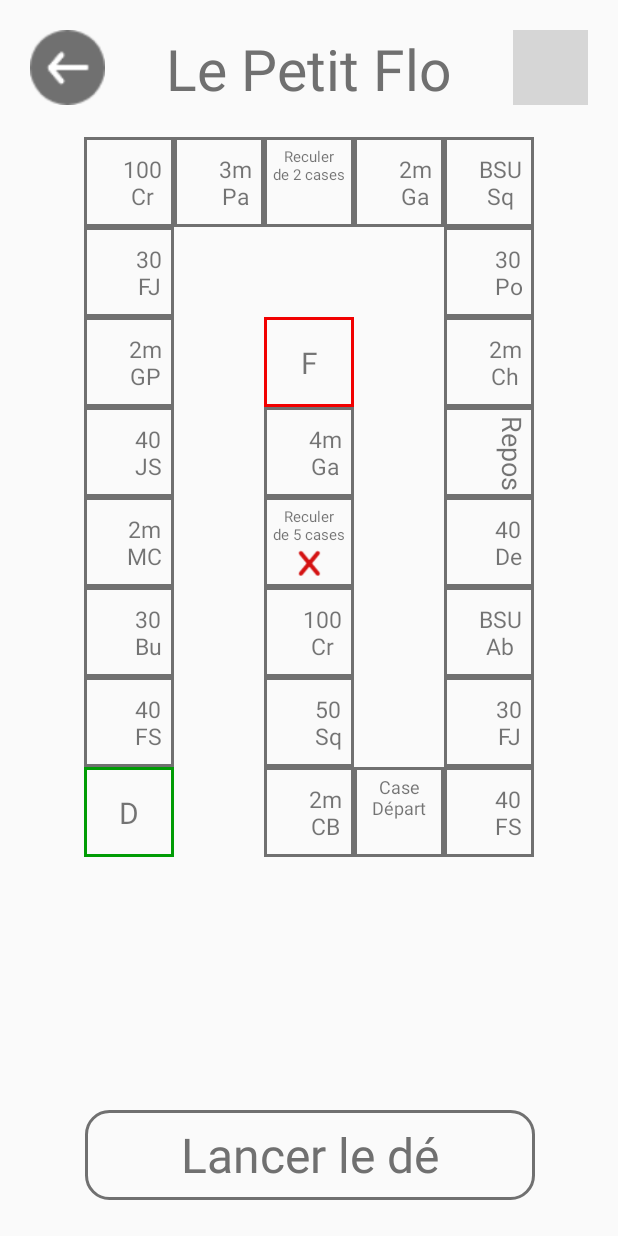
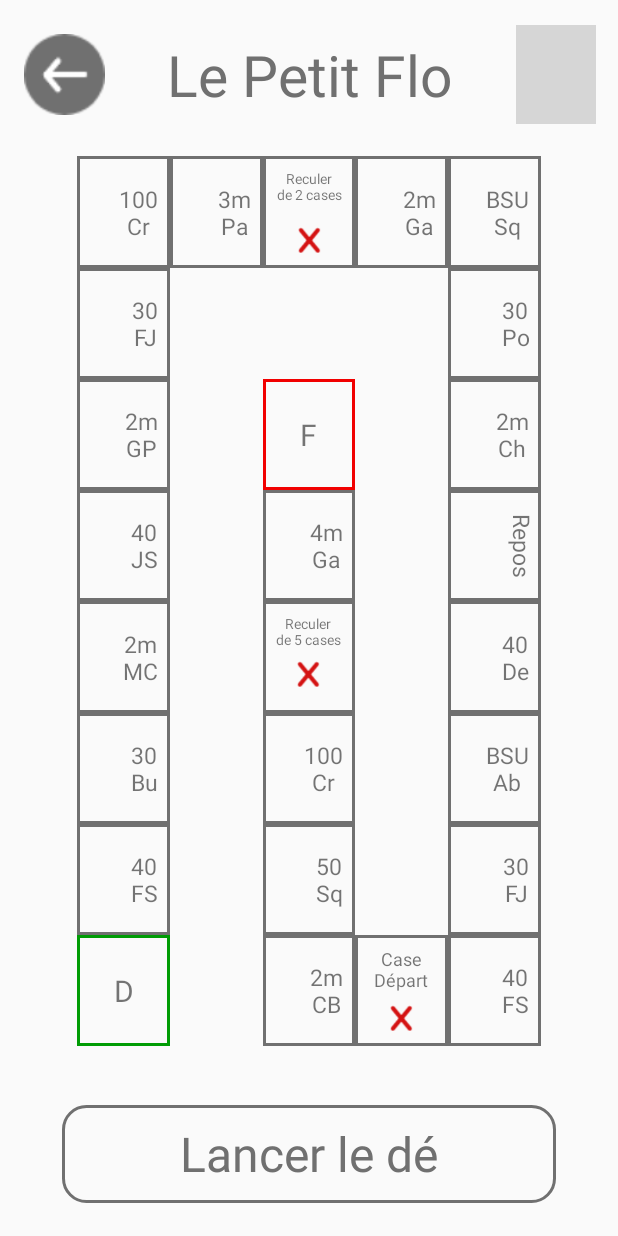
Before and after one commit to CornierQuentin/LePetitFlo, an Android app: the screen it shows after launch (MainActivity), on a phone screen of 412 x 824 dp. Run offline under Robolectric (Android 15) with nearby library versions, the phone set to English and light mode, and no system bars; grey boxes are pictures that could not be loaded.

Commit message:
Mise en place du graphisme de manière responsive.

```diff
--- a/app/build.gradle
+++ b/app/build.gradle
@@ -34,4 +34,5 @@ dependencies {
     testImplementation 'junit:junit:4.12'
     androidTestImplementation 'androidx.test.ext:junit:1.1.1'
     androidTestImplementation 'androidx.test.espresso:espresso-core:3.2.0'
+    implementation 'com.android.support.constraint:constraint-layout:1.1.0'
 }
--- a/app/src/main/res/layout/activity_main.xml
+++ b/app/src/main/res/layout/activity_main.xml
@@ -21,62 +21,68 @@
         android:id="@+id/textView"
         android:layout_width="wrap_content"
         android:layout_height="wrap_content"
-        android:layout_marginTop="20dp"
         android:text="Le Petit Flo"
+        android:textColor="#707070"
         android:textSize="38sp"
+        app:layout_constraintBottom_toTopOf="@+id/guideline2"
         app:layout_constraintEnd_toStartOf="@+id/imageView4"
         app:layout_constraintStart_toEndOf="@+id/imageView3"
-        app:layout_constraintTop_toTopOf="parent"
-        android:textColor="#707070"/>
+        app:layout_constraintTop_toTopOf="parent" />
 
     <Button
         android:id="@+id/button"
-        android:layout_width="300dp"
-        android:layout_height="60dp"
-        android:layout_marginStart="60dp"
-        android:layout_marginEnd="60dp"
-        android:layout_marginBottom="24dp"
+        android:layout_width="0dp"
+        android:layout_height="0dp"
         android:background="@drawable/custom_button"
         android:fontFamily="sans-serif"
         android:text="Lancer le dé"
+        android:textAllCaps="false"
+        android:textColor="#707070"
         android:textSize="32sp"
         app:layout_constraintBottom_toBottomOf="parent"
         app:layout_constraintEnd_toEndOf="parent"
-        app:layout_constraintHorizontal_bias="0.498"
+        app:layout_constraintHeight_percent="0.08"
         app:layout_constraintStart_toStartOf="parent"
-        android:textAllCaps="false"
-        android:textColor="#707070"/>
+        app:layout_constraintTop_toTopOf="@+id/guideline"
+        app:layout_constraintWidth_percent="0.8" />
 
     <ImageView
         android:id="@+id/imageView3"
-        android:layout_width="50dp"
-        android:layout_height="50dp"
-        android:layout_marginStart="20dp"
-        android:layout_marginTop="20dp"
+        android:layout_width="0dp"
+        android:layout_height="0dp"
+        app:layout_constraintBottom_toTopOf="@+id/guideline2"
+        app:layout_constraintEnd_toStartOf="@+id/guideline4"
+        app:layout_constraintHeight_percent="0.08"
         app:layout_constraintStart_toStartOf="parent"
         app:layout_constraintTop_toTopOf="parent"
+        app:layout_constraintWidth_percent="0.13"
         app:srcCompat="@drawable/arrow" />
 
     <ImageView
         android:id="@+id/imageView4"
-        android:layout_width="50dp"
-        android:layout_height="50dp"
-        android:layout_marginTop="20dp"
-        android:layout_marginEnd="20dp"
+        android:layout_width="0dp"
+        android:layout_height="0dp"
+        app:layout_constraintBottom_toTopOf="@+id/guideline2"
         app:layout_constraintEnd_toEndOf="parent"
+        app:layout_constraintHeight_percent="0.08"
+        app:layout_constraintStart_toStartOf="@+id/guideline3"
         app:layout_constraintTop_toTopOf="parent"
+        app:layout_constraintWidth_percent="0.13"
         app:srcCompat="@drawable/settings" />
 
     <View
         android:id="@+id/case7"
-        android:layout_width="60dp"
-        android:layout_height="60dp"
-        android:layout_marginTop="20dp"
+        android:layout_width="0dp"
+        android:layout_height="0dp"
         android:background="@drawable/normal_case"
+        app:layout_constraintBottom_toTopOf="@+id/guideline"
         app:layout_constraintEnd_toEndOf="parent"
+        app:layout_constraintHeight_percent="0.09"
         app:layout_constraintHorizontal_bias="0.16"
-        app:layout_constraintStart_toStartOf="parent"
-        app:layout_constraintTop_toBottomOf="@+id/textView" />
+        app:layout_constraintEnd_toStartOf="@+id/case8"
+        app:layout_constraintTop_toTopOf="@+id/guideline2"
+        app:layout_constraintVertical_bias="0.00999999"
+        app:layout_constraintWidth_percent="0.15" />
 
     <TextView
         android:id="@+id/text7"
@@ -92,10 +98,12 @@
 
     <View
         android:id="@+id/case8"
-        android:layout_width="60dp"
-        android:layout_height="60dp"
+        android:layout_width="0dp"
+        android:layout_height="0dp"
+        app:layout_constraintHeight_percent="0.09"
+        app:layout_constraintWidth_percent="0.15"
         android:background="@drawable/normal_case"
-        app:layout_constraintStart_toEndOf="@+id/case7"
+        app:layout_constraintEnd_toStartOf="@+id/case9"
         app:layout_constraintTop_toTopOf="@+id/case7" />
 
     <TextView
@@ -112,11 +120,14 @@
 
     <View
         android:id="@+id/case9"
-        android:layout_width="60dp"
-        android:layout_height="60dp"
+        android:layout_width="0dp"
+        android:layout_height="0dp"
         android:background="@drawable/normal_case"
-        app:layout_constraintStart_toEndOf="@+id/case8"
-        app:layout_constraintTop_toTopOf="@+id/case7" />
+        app:layout_constraintEnd_toEndOf="parent"
+        app:layout_constraintHeight_percent="0.09"
+        app:layout_constraintStart_toStartOf="parent"
+        app:layout_constraintTop_toTopOf="@+id/case7"
+        app:layout_constraintWidth_percent="0.15" />
 
     <TextView
         android:id="@+id/text9"
@@ -124,7 +135,7 @@
         android:layout_height="wrap_content"
         android:text="Reculer\nde 2 cases"
         android:textAlignment="center"
-        android:textSize="10sp"
+        android:textSize="9sp"
         app:layout_constraintBottom_toBottomOf="@+id/case9"
         app:layout_constraintEnd_toEndOf="@+id/case9"
         app:layout_constraintStart_toStartOf="@+id/case9"
@@ -144,8 +155,10 @@
 
     <View
         android:id="@+id/case10"
-        android:layout_width="60dp"
-        android:layout_height="60dp"
+        android:layout_width="0dp"
+        android:layout_height="0dp"
+        app:layout_constraintHeight_percent="0.09"
+        app:layout_constraintWidth_percent="0.15"
         android:background="@drawable/normal_case"
         app:layout_constraintStart_toEndOf="@+id/case9"
         app:layout_constraintTop_toTopOf="@+id/case7" />
@@ -164,8 +177,10 @@
 
     <View
         android:id="@+id/case11"
-        android:layout_width="60dp"
-        android:layout_height="60dp"
+        android:layout_width="0dp"
+        android:layout_height="0dp"
+        app:layout_constraintHeight_percent="0.09"
+        app:layout_constraintWidth_percent="0.15"
         android:background="@drawable/normal_case"
         app:layout_constraintStart_toEndOf="@+id/case10"
         app:layout_constraintTop_toTopOf="@+id/case7" />
@@ -183,8 +198,10 @@
         app:layout_constraintTop_toTopOf="@+id/case11" />
     <View
         android:id="@+id/case12"
-        android:layout_width="60dp"
-        android:layout_height="60dp"
+        android:layout_width="0dp"
+        android:layout_height="0dp"
+        app:layout_constraintHeight_percent="0.09"
+        app:layout_constraintWidth_percent="0.15"
         android:background="@drawable/normal_case"
         app:layout_constraintStart_toStartOf="@+id/case11"
         app:layout_constraintTop_toBottomOf="@+id/case11" />
@@ -203,8 +220,10 @@
 
     <View
         android:id="@+id/case13"
-        android:layout_width="60dp"
-        android:layout_height="60dp"
+        android:layout_width="0dp"
+        android:layout_height="0dp"
+        app:layout_constraintHeight_percent="0.09"
+        app:layout_constraintWidth_percent="0.15"
         android:background="@drawable/normal_case"
         app:layout_constraintStart_toStartOf="@+id/case11"
         app:layout_constraintTop_toBottomOf="@+id/case12" />
@@ -223,8 +242,10 @@
 
     <View
         android:id="@+id/case14"
-        android:layout_width="60dp"
-        android:layout_height="60dp"
+        android:layout_width="0dp"
+        android:layout_height="0dp"
+        app:layout_constraintHeight_percent="0.09"
+        app:layout_constraintWidth_percent="0.15"
         android:background="@drawable/normal_case"
         app:layout_constraintStart_toStartOf="@+id/case11"
         app:layout_constraintTop_toBottomOf="@+id/case13" />
@@ -236,15 +257,17 @@
         android:rotation="90"
         android:text="Repos"
         android:textAlignment="center"
-        android:textSize="18sp"
+        android:textSize="15sp"
         app:layout_constraintBottom_toBottomOf="@+id/case14"
         app:layout_constraintEnd_toEndOf="@+id/case14"
         app:layout_constraintTop_toTopOf="@+id/case14" />
 
     <View
         android:id="@+id/case15"
-        android:layout_width="60dp"
-        android:layout_height="60dp"
+        android:layout_width="0dp"
+        android:layout_height="0dp"
+        app:layout_constraintHeight_percent="0.09"
+        app:layout_constraintWidth_percent="0.15"
         android:background="@drawable/normal_case"
         app:layout_constraintStart_toStartOf="@+id/case11"
         app:layout_constraintTop_toBottomOf="@+id/case14" />
@@ -263,8 +286,10 @@
 
     <View
         android:id="@+id/case16"
-        android:layout_width="60dp"
-        android:layout_height="60dp"
+        android:layout_width="0dp"
+        android:layout_height="0dp"
+        app:layout_constraintHeight_percent="0.09"
+        app:layout_constraintWidth_percent="0.15"
         android:background="@drawable/normal_case"
         app:layout_constraintStart_toStartOf="@+id/case11"
         app:layout_constraintTop_toBottomOf="@+id/case15" />
@@ -283,8 +308,10 @@
 
     <View
         android:id="@+id/case17"
-        android:layout_width="60dp"
-        android:layout_height="60dp"
+        android:layout_width="0dp"
+        android:layout_height="0dp"
+        app:layout_constraintHeight_percent="0.09"
+        app:layout_constraintWidth_percent="0.15"
         android:background="@drawable/normal_case"
         app:layout_constraintStart_toStartOf="@+id/case11"
         app:layout_constraintTop_toBottomOf="@+id/case16" />
@@ -303,8 +330,10 @@
 
     <View
         android:id="@+id/case18"
-        android:layout_width="60dp"
-        android:layout_height="60dp"
+        android:layout_width="0dp"
+        android:layout_height="0dp"
+        app:layout_constraintHeight_percent="0.09"
+        app:layout_constraintWidth_percent="0.15"
         android:background="@drawable/normal_case"
         app:layout_constraintStart_toStartOf="@+id/case11"
         app:layout_constraintTop_toBottomOf="@+id/case17" />
@@ -323,8 +352,10 @@
 
     <View
         android:id="@+id/case19"
-        android:layout_width="60dp"
-        android:layout_height="60dp"
+        android:layout_width="0dp"
+        android:layout_height="0dp"
+        app:layout_constraintHeight_percent="0.09"
+        app:layout_constraintWidth_percent="0.15"
         android:background="@drawable/normal_case"
         app:layout_constraintEnd_toStartOf="@+id/case18"
         app:layout_constraintTop_toTopOf="@+id/case18" />
@@ -355,8 +386,10 @@
 
     <View
         android:id="@+id/case20"
-        android:layout_width="60dp"
-        android:layout_height="60dp"
+        android:layout_width="0dp"
+        android:layout_height="0dp"
+        app:layout_constraintHeight_percent="0.09"
+        app:layout_constraintWidth_percent="0.15"
         android:background="@drawable/normal_case"
         app:layout_constraintEnd_toStartOf="@+id/case19"
         app:layout_constraintTop_toTopOf="@+id/case19" />
@@ -375,8 +408,10 @@
 
     <View
         android:id="@+id/case21"
-        android:layout_width="60dp"
-        android:layout_height="60dp"
+        android:layout_width="0dp"
+        android:layout_height="0dp"
+        app:layout_constraintHeight_percent="0.09"
+        app:layout_constraintWidth_percent="0.15"
         android:background="@drawable/normal_case"
         app:layout_constraintStart_toStartOf="@+id/case20"
         app:layout_constraintBottom_toTopOf="@+id/case20" />
@@ -395,8 +430,10 @@
 
     <View
         android:id="@+id/case22"
-        android:layout_width="60dp"
-        android:layout_height="60dp"
+        android:layout_width="0dp"
+        android:layout_height="0dp"
+        app:layout_constraintHeight_percent="0.09"
+        app:layout_constraintWidth_percent="0.15"
         android:background="@drawable/normal_case"
         app:layout_constraintStart_toStartOf="@+id/case20"
         app:layout_constraintBottom_toTopOf="@+id/case21" />
@@ -415,8 +452,10 @@
 
     <View
         android:id="@+id/case23"
-        android:layout_width="60dp"
-        android:layout_height="60dp"
+        android:layout_width="0dp"
+        android:layout_height="0dp"
+        app:layout_constraintHeight_percent="0.09"
+        app:layout_constraintWidth_percent="0.15"
         android:background="@drawable/normal_case"
         app:layout_constraintBottom_toTopOf="@+id/case22"
         app:layout_constraintStart_toStartOf="@+id/case20" />
@@ -427,7 +466,7 @@
         android:layout_height="wrap_content"
         android:text="Reculer\nde 5 cases"
         android:textAlignment="center"
-        android:textSize="10sp"
+        android:textSize="9sp"
         app:layout_constraintBottom_toBottomOf="@+id/case23"
         app:layout_constraintEnd_toEndOf="@+id/case23"
         app:layout_constraintStart_toStartOf="@+id/case23"
@@ -436,8 +475,10 @@
 
     <View
         android:id="@+id/case24"
-        android:layout_width="60dp"
-        android:layout_height="60dp"
+        android:layout_width="0dp"
+        android:layout_height="0dp"
+        app:layout_constraintHeight_percent="0.09"
+        app:layout_constraintWidth_percent="0.15"
         android:background="@drawable/normal_case"
         app:layout_constraintStart_toStartOf="@+id/case20"
         app:layout_constraintBottom_toTopOf="@+id/case23" />
@@ -456,8 +497,10 @@
 
     <View
         android:id="@+id/case6"
-        android:layout_width="60dp"
-        android:layout_height="60dp"
+        android:layout_width="0dp"
+        android:layout_height="0dp"
+        app:layout_constraintHeight_percent="0.09"
+        app:layout_constraintWidth_percent="0.15"
         android:background="@drawable/normal_case"
         app:layout_constraintStart_toStartOf="@+id/case7"
         app:layout_constraintTop_toBottomOf="@+id/case7" />
@@ -476,8 +519,10 @@
 
     <View
         android:id="@+id/case5"
-        android:layout_width="60dp"
-        android:layout_height="60dp"
+        android:layout_width="0dp"
+        android:layout_height="0dp"
+        app:layout_constraintHeight_percent="0.09"
+        app:layout_constraintWidth_percent="0.15"
         android:background="@drawable/normal_case"
         app:layout_constraintStart_toStartOf="@+id/case7"
         app:layout_constraintTop_toBottomOf="@+id/case6" />
@@ -495,8 +540,10 @@
         app:layout_constraintTop_toTopOf="@+id/case5" />
     <View
         android:id="@+id/case4"
-        android:layout_width="60dp"
-        android:layout_height="60dp"
+        android:layout_width="0dp"
+        android:layout_height="0dp"
+        app:layout_constraintHeight_percent="0.09"
+        app:layout_constraintWidth_percent="0.15"
         android:background="@drawable/normal_case"
         app:layout_constraintStart_toStartOf="@+id/case7"
         app:layout_constraintTop_toBottomOf="@+id/case5" />
@@ -515,8 +562,10 @@
 
     <View
         android:id="@+id/case3"
-        android:layout_width="60dp"
-        android:layout_height="60dp"
+        android:layout_width="0dp"
+        android:layout_height="0dp"
+        app:layout_constraintHeight_percent="0.09"
+        app:layout_constraintWidth_percent="0.15"
         android:background="@drawable/normal_case"
         app:layout_constraintStart_toStartOf="@+id/case7"
         app:layout_constraintTop_toBottomOf="@+id/case4" />
@@ -535,8 +584,10 @@
 
     <View
         android:id="@+id/case2"
-        android:layout_width="60dp"
-        android:layout_height="60dp"
+        android:layout_width="0dp"
+        android:layout_height="0dp"
+        app:layout_constraintHeight_percent="0.09"
+        app:layout_constraintWidth_percent="0.15"
         android:background="@drawable/normal_case"
         app:layout_constraintStart_toStartOf="@+id/case7"
         app:layout_constraintTop_toBottomOf="@+id/case3" />
@@ -555,8 +606,10 @@
 
     <View
         android:id="@+id/case1"
-        android:layout_width="60dp"
-        android:layout_height="60dp"
+        android:layout_width="0dp"
+        android:layout_height="0dp"
+        app:layout_constraintHeight_percent="0.09"
+        app:layout_constraintWidth_percent="0.15"
         android:background="@drawable/normal_case"
         app:layout_constraintStart_toStartOf="@+id/case7"
         app:layout_constraintTop_toBottomOf="@+id/case2" />
@@ -575,8 +628,10 @@
 
     <View
         android:id="@+id/caseD"
-        android:layout_width="60dp"
-        android:layout_height="60dp"
+        android:layout_width="0dp"
+        android:layout_height="0dp"
+        app:layout_constraintHeight_percent="0.09"
+        app:layout_constraintWidth_percent="0.15"
         android:background="@drawable/start_case"
         app:layout_constraintStart_toStartOf="@+id/case7"
         app:layout_constraintTop_toBottomOf="@+id/case1" />
@@ -595,8 +650,10 @@
 
     <View
         android:id="@+id/caseF"
-        android:layout_width="60dp"
-        android:layout_height="60dp"
+        android:layout_width="0dp"
+        android:layout_height="0dp"
+        app:layout_constraintHeight_percent="0.09"
+        app:layout_constraintWidth_percent="0.15"
         android:background="@drawable/end_case"
         app:layout_constraintStart_toStartOf="@+id/case20"
         app:layout_constraintBottom_toTopOf="@+id/case24" />
@@ -612,4 +669,32 @@
         app:layout_constraintEnd_toEndOf="@+id/caseF"
         app:layout_constraintStart_toStartOf="@+id/caseF"
         app:layout_constraintTop_toTopOf="@+id/caseF" />
+
+    <androidx.constraintlayout.widget.Guideline
+        android:id="@+id/guideline"
+        android:layout_width="wrap_content"
+        android:layout_height="wrap_content"
+        android:orientation="horizontal"
+        app:layout_constraintGuide_percent="0.86730504" />
+
+    <androidx.constraintlayout.widget.Guideline
+        android:id="@+id/guideline2"
+        android:layout_width="wrap_content"
+        android:layout_height="wrap_content"
+        android:orientation="horizontal"
+        app:layout_constraintGuide_percent="0.12" />
+
+    <androidx.constraintlayout.widget.Guideline
+        android:id="@+id/guideline3"
+        android:layout_width="wrap_content"
+        android:layout_height="wrap_content"
+        android:orientation="vertical"
+        app:layout_constraintGuide_percent="0.8" />
+
+    <androidx.constraintlayout.widget.Guideline
+        android:id="@+id/guideline4"
+        android:layout_width="wrap_content"
+        android:layout_height="wrap_content"
+        android:orientation="vertical"
+        app:layout_constraintGuide_percent="0.20924574" />
 </androidx.constraintlayout.widget.ConstraintLayout>
```
